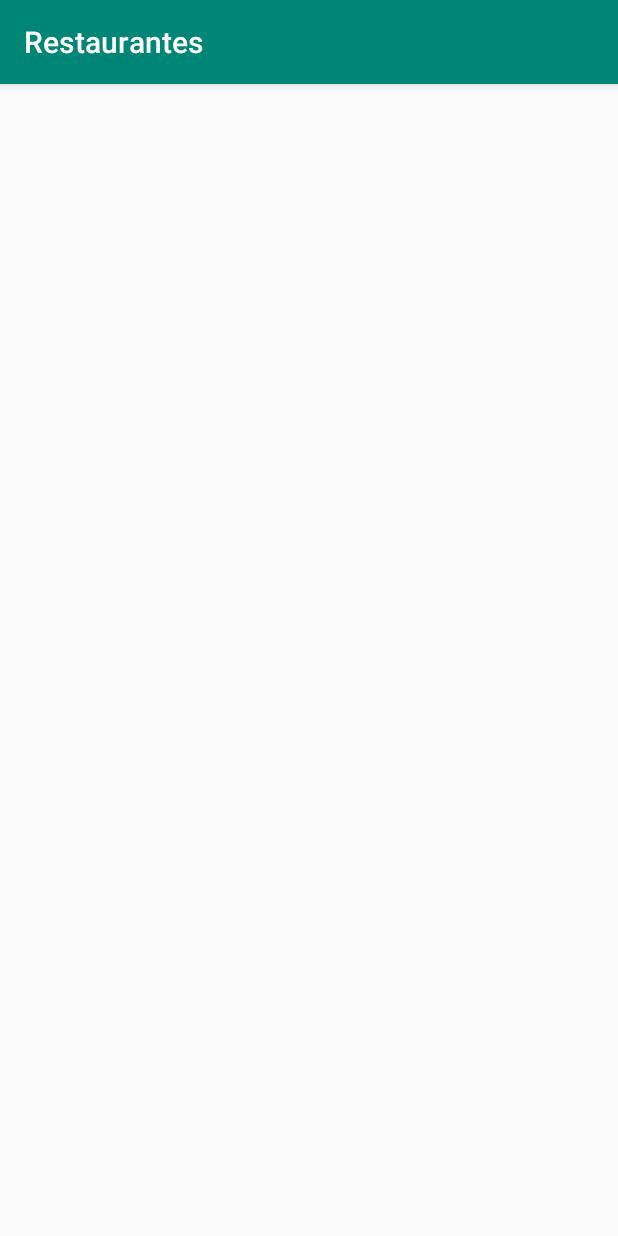
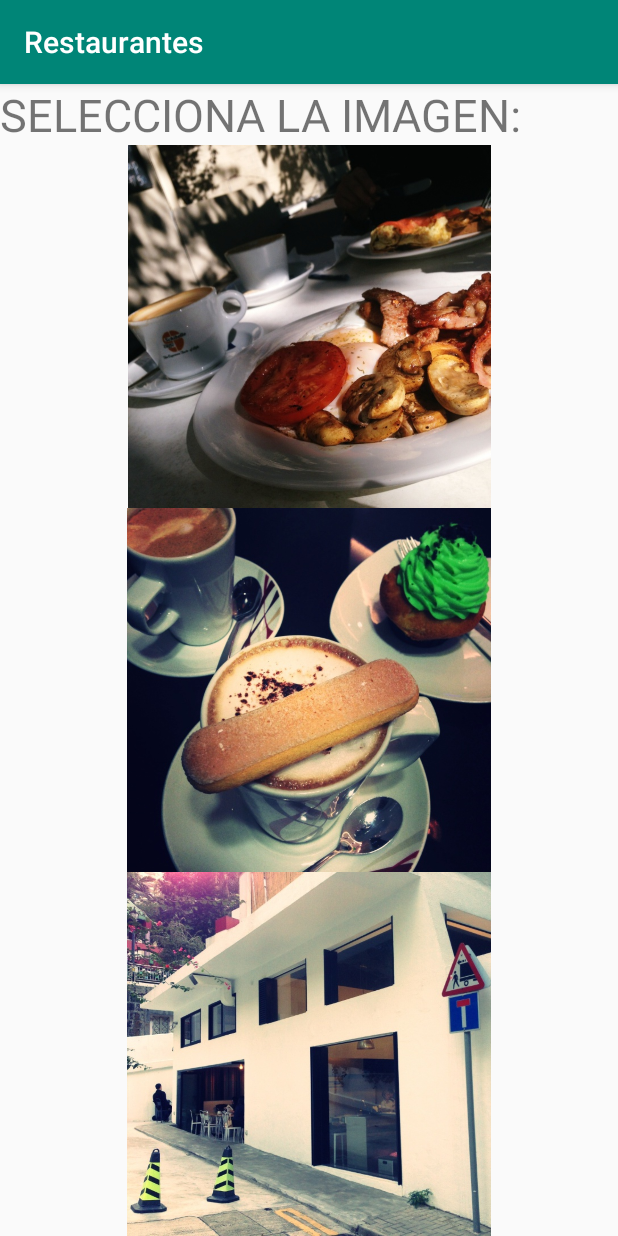
Before and after one commit to MiguelBalderrama97/APPS_10_EXA_PRAC_2_15551395, an Android app: the CatalogoImagenesActivity screen opened directly, with no data from a screen before it, on a phone screen of 412 x 824 dp. Run offline under Robolectric (Android 15) with nearby library versions, the phone set to English and light mode, and no system bars.

Commit message:
Captura funcional

```diff
--- a/Restaurantes/app/src/main/res/layout/activity_catalogo_imagenes.xml
+++ b/Restaurantes/app/src/main/res/layout/activity_catalogo_imagenes.xml
@@ -1,9 +1,40 @@
 <?xml version="1.0" encoding="utf-8"?>
-<android.support.constraint.ConstraintLayout xmlns:android="http://schemas.android.com/apk/res/android"
+<LinearLayout xmlns:android="http://schemas.android.com/apk/res/android"
     xmlns:app="http://schemas.android.com/apk/res-auto"
     xmlns:tools="http://schemas.android.com/tools"
     android:layout_width="match_parent"
     android:layout_height="match_parent"
+    android:orientation="vertical"
     tools:context=".Activities.CatalogoImagenesActivity">
 
-</android.support.constraint.ConstraintLayout>
+    <TextView
+        android:id="@+id/textView"
+        android:layout_width="match_parent"
+        android:layout_height="wrap_content"
+        android:text="SELECCIONA LA IMAGEN:"
+        android:textSize="30sp" />
+
+    <ImageView
+        android:id="@+id/imgVw1"
+        android:layout_width="match_parent"
+        android:layout_height="0dp"
+        android:layout_weight="1"
+        android:onClick="onClick"
+        app:srcCompat="@drawable/barrafina" />
+
+    <ImageView
+        android:id="@+id/imgVw2"
+        android:layout_width="match_parent"
+        android:layout_height="0dp"
+        android:layout_weight="1"
+        android:onClick="onClick"
+        app:srcCompat="@drawable/bourkestreetbakery" />
+
+    <ImageView
+        android:id="@+id/imgVw3"
+        android:layout_width="match_parent"
+        android:layout_height="0dp"
+        android:layout_weight="1"
+        android:onClick="onClick"
+        app:srcCompat="@drawable/cafedeadend" />
+</LinearLayout>
```
Also changed, not shown: Restaurantes/app/src/main/java/com/example/miguel/restaurantes/Activities/CatalogoImagenesActivity.java (+24 -0 lines), Restaurantes/app/src/main/java/com/example/miguel/restaurantes/Activities/DatosActivity.java (+24 -3 lines), Restaurantes/app/src/main/java/com/example/miguel/restaurantes/Activities/MainActivity.java (+24 -1 lines).
